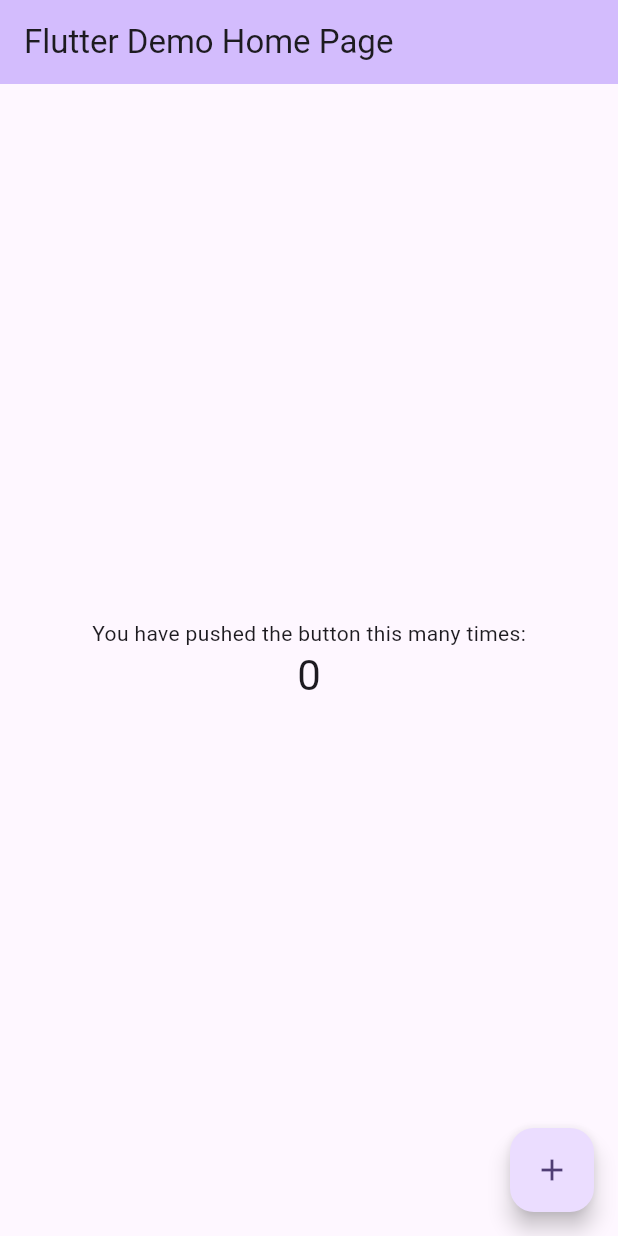
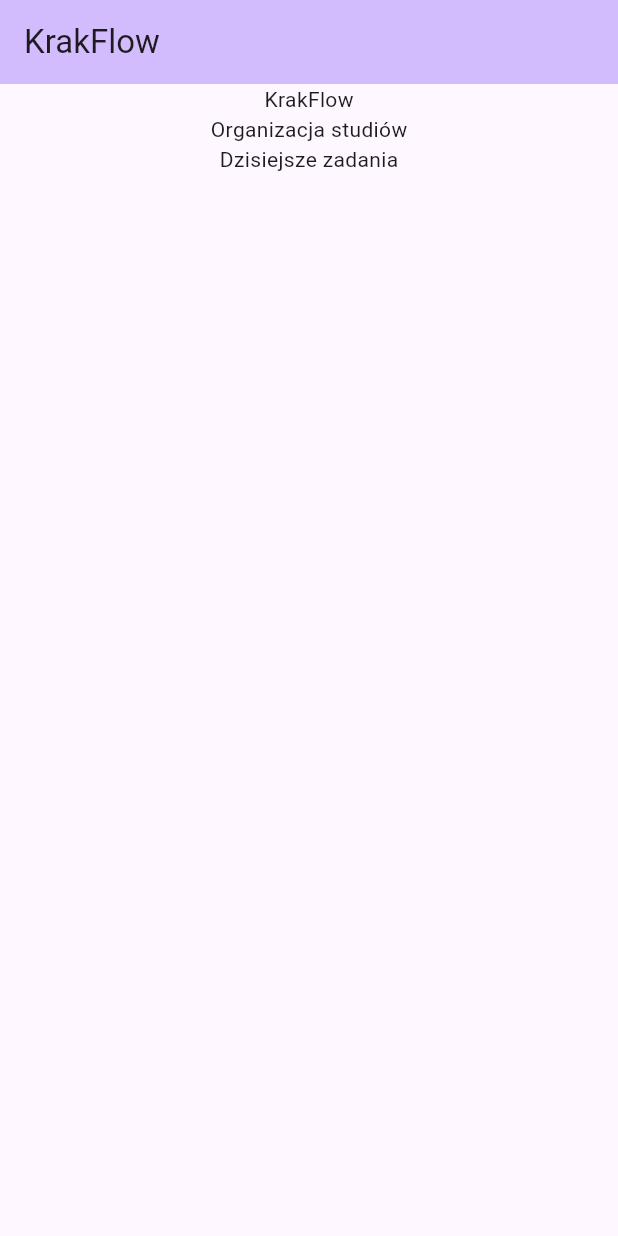
Before and after one commit to mattnotdev/krakflow_flutter, a Flutter app: the screen it shows after launch, on a phone screen of 412 x 824 dp. Run offline on Flutter 3.47's test engine with Material 3 defaults, Android fonts, the phone set to English and light mode, and no system bars.

Commit message:
lab_03 krakflow home screen

```diff
--- a/lib/main.dart
+++ b/lib/main.dart
@@ -6,47 +6,20 @@
 
 class MyApp extends StatelessWidget {
   const MyApp({super.key});
-
-  // This widget is the root of your application.
   @override
   Widget build(BuildContext context) {
     return MaterialApp(
-      title: 'Flutter Demo',
+      title: 'A to-do app made for university students.',
       theme: ThemeData(
-        // This is the theme of your application.
-        //
-        // TRY THIS: Try running your application with "flutter run". You'll see
-        // the application has a purple toolbar. Then, without quitting the app,
-        // try changing the seedColor in the colorScheme below to Colors.green
-        // and then invoke "hot reload" (save your changes or press the "hot
-        // reload" button in a Flutter-supported IDE, or press "r" if you used
-        // the command line to start the app).
-        //
-        // Notice that the counter didn't reset back to zero; the application
-        // state is not lost during the reload. To reset the state, use hot
-        // restart instead.
-        //
-        // This works for code too, not just values: Most code changes can be
-        // tested with just a hot reload.
         colorScheme: .fromSeed(seedColor: Colors.deepPurple),
       ),
-      home: const MyHomePage(title: 'Flutter Demo Home Page'),
+      home: const MyHomePage(title: 'KrakFlow'),
     );
   }
 }
 
 class MyHomePage extends StatefulWidget {
   const MyHomePage({super.key, required this.title});
-
-  // This widget is the home page of your application. It is stateful, meaning
-  // that it has a State object (defined below) that contains fields that affect
-  // how it looks.
-
-  // This class is the configuration for the state. It holds the values (in this
-  // case the title) provided by the parent (in this case the App widget) and
-  // used by the build method of the State. Fields in a Widget subclass are
-  // always marked "final".
-
   final String title;
 
   @override
@@ -54,68 +27,22 @@
 }
 
 class _MyHomePageState extends State<MyHomePage> {
-  int _counter = 0;
-
-  void _incrementCounter() {
-    setState(() {
-      // This call to setState tells the Flutter framework that something has
-      // changed in this State, which causes it to rerun the build method below
-      // so that the display can reflect the updated values. If we changed
-      // _counter without calling setState(), then the build method would not be
-      // called again, and so nothing would appear to happen.
-      _counter++;
-    });
-  }
 
   @override
   Widget build(BuildContext context) {
-    // This method is rerun every time setState is called, for instance as done
-    // by the _incrementCounter method above.
-    //
-    // The Flutter framework has been optimized to make rerunning build methods
-    // fast, so that you can just rebuild anything that needs updating rather
-    // than having to individually change instances of widgets.
     return Scaffold(
       appBar: AppBar(
-        // TRY THIS: Try changing the color here to a specific color (to
-        // Colors.amber, perhaps?) and trigger a hot reload to see the AppBar
-        // change color while the other colors stay the same.
         backgroundColor: Theme.of(context).colorScheme.inversePrimary,
-        // Here we take the value from the MyHomePage object that was created by
-        // the App.build method, and use it to set our appbar title.
         title: Text(widget.title),
       ),
       body: Center(
-        // Center is a layout widget. It takes a single child and positions it
-        // in the middle of the parent.
         child: Column(
-          // Column is also a layout widget. It takes a list of children and
-          // arranges them vertically. By default, it sizes itself to fit its
-          // children horizontally, and tries to be as tall as its parent.
-          //
-          // Column has various properties to control how it sizes itself and
-          // how it positions its children. Here we use mainAxisAlignment to
-          // center the children vertically; the main axis here is the vertical
-          // axis because Columns are vertical (the cross axis would be
-          // horizontal).
-          //
-          // TRY THIS: Invoke "debug painting" (choose the "Toggle Debug Paint"
-          // action in the IDE, or press "p" in the console), to see the
-          // wireframe for each widget.
-          mainAxisAlignment: .center,
           children: [
-            const Text('You have pushed the button this many times:'),
-            Text(
-              '$_counter',
-              style: Theme.of(context).textTheme.headlineMedium,
-            ),
-          ],
+            Text("KrakFlow"),
+            Text("Organizacja studiów"),
+            Text("Dzisiejsze zadania"),
+          ]
         ),
-      ),
-      floatingActionButton: FloatingActionButton(
-        onPressed: _incrementCounter,
-        tooltip: 'Increment',
-        child: const Icon(Icons.add),
       ),
     );
   }
```
Also changed, not shown: 1 other file.
